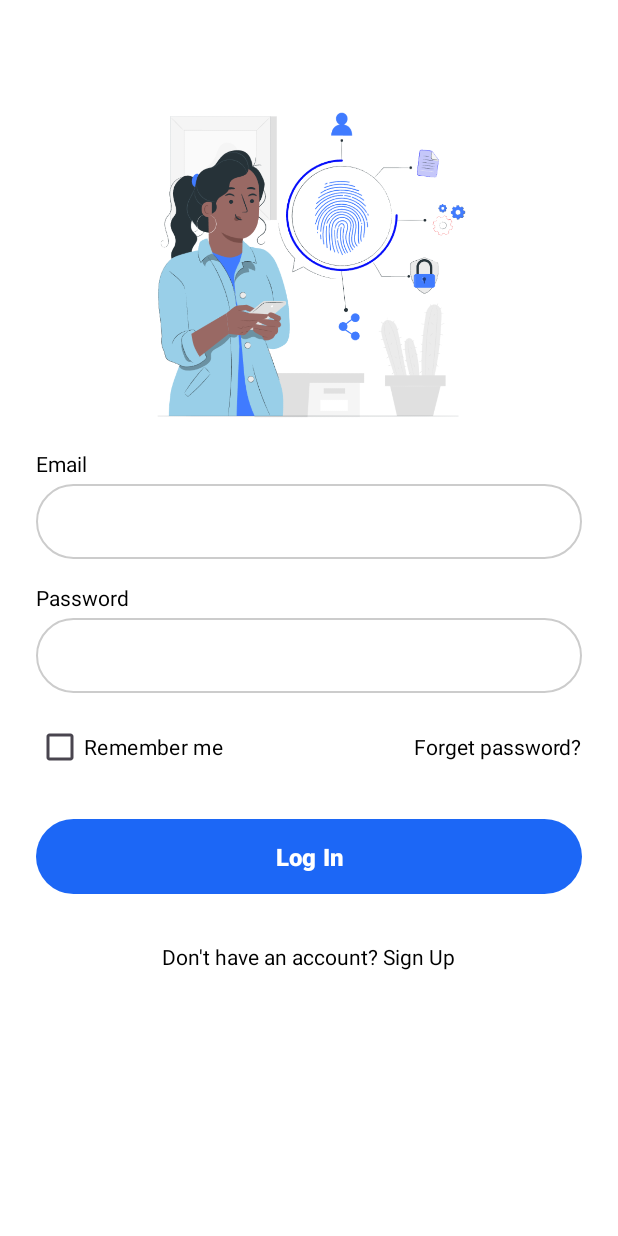
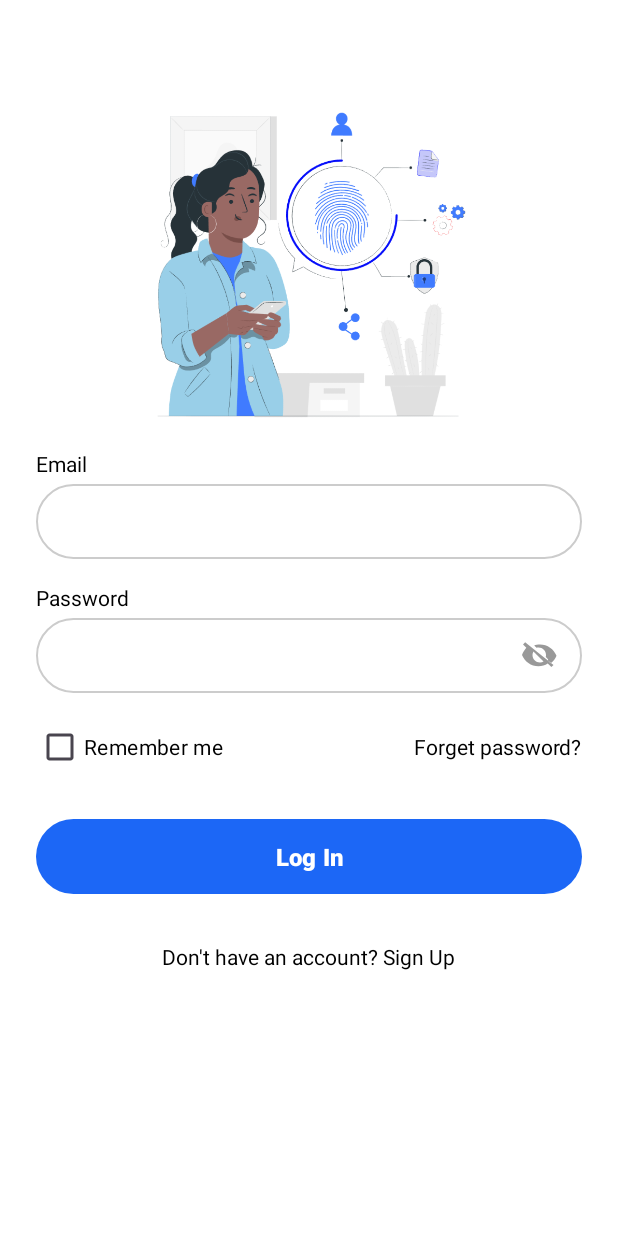
Before and after one commit to jibrankhairy/bithouse-app, an Android app: the screen it shows after launch (LoginActivity), on a phone screen of 412 x 824 dp. Run offline under Robolectric (Android 15) with nearby library versions, the light colour scheme and no system bars; our stand-ins replace Firebase (no records; nobody signed in at launch, a user with empty details on screens opened directly).

Commit message:
feat: implement password visibility toggle with updated icon style and UI tweaks

```diff
--- a/app/src/main/AndroidManifest.xml
+++ b/app/src/main/AndroidManifest.xml
@@ -27,10 +27,9 @@
         <activity android:name=".RegisterActivity" />
         <activity android:name=".MainActivity" />
         <activity android:name=".EditProfile"/>
+        <activity android:name=".SettingsProfile"/>
         <activity android:name=".Notification"/>
         <activity android:name=".Calendar"/>
-
-
     </application>
 
 </manifest>
--- a/app/src/main/java/com/example/bitapp/LoginActivity.kt
+++ b/app/src/main/java/com/example/bitapp/LoginActivity.kt
@@ -2,6 +2,7 @@ package com.example.bitapp
 
 import android.content.Intent
 import android.os.Bundle
+import android.text.InputType
 import android.widget.*
 import androidx.appcompat.app.AppCompatActivity
 import androidx.core.content.ContextCompat
@@ -31,6 +32,23 @@ class LoginActivity : AppCompatActivity() {
         val btnLogin = findViewById<Button>(R.id.btnLogin)
         val tvToRegister = findViewById<TextView>(R.id.tvToRegister)
         val rootView = findViewById<LinearLayout>(R.id.main) // Gunakan root layout sebagai anchor Snackbar
+
+        val ivTogglePassword = findViewById<ImageView>(R.id.ivTogglePassword)
+
+        var isPasswordVisible = false
+
+        ivTogglePassword.setOnClickListener {
+            isPasswordVisible = !isPasswordVisible
+            if (isPasswordVisible) {
+                etPassword.inputType = InputType.TYPE_CLASS_TEXT or InputType.TYPE_TEXT_VARIATION_VISIBLE_PASSWORD
+                ivTogglePassword.setImageResource(R.drawable.ic_eye) // mata terbuka
+            } else {
+                etPassword.inputType = InputType.TYPE_CLASS_TEXT or InputType.TYPE_TEXT_VARIATION_PASSWORD
+                ivTogglePassword.setImageResource(R.drawable.ic_eye_off) // mata tertutup
+            }
+            // agar cursor tetap di akhir teks
+            etPassword.setSelection(etPassword.text.length)
+        }
 
         btnLogin.setOnClickListener {
             val email = etEmail.text.toString()
--- a/app/src/main/java/com/example/bitapp/MainActivity.kt
+++ b/app/src/main/java/com/example/bitapp/MainActivity.kt
@@ -81,7 +81,7 @@ class MainActivity : AppCompatActivity() {
                 val json = """
                     {
                         "uid": "$uid",
-                        "id_karyawan": "$idKaryawan",
+                        "idKaryawan": "$idKaryawan",
                         "firstName": "$firstName",
                         "lastName": "$lastName"
                     }
--- a/app/src/main/java/com/example/bitapp/ProfileFragment.kt
+++ b/app/src/main/java/com/example/bitapp/ProfileFragment.kt
@@ -26,9 +26,15 @@ class ProfileFragment : Fragment() {
         val view = inflater.inflate(R.layout.activity_fragment_profile, container, false)
 
         val cardEditProfile =view.findViewById<CardView>(R.id.editProfile)
+        val cardSettingsProfile =view.findViewById<CardView>(R.id.settingProfile)
+
 
         cardEditProfile.setOnClickListener {
             val intent = Intent(requireContext(), EditProfile::class.java)
+            startActivity(intent)
+        }
+        cardSettingsProfile.setOnClickListener {
+            val intent = Intent(requireContext(), SettingsProfile::class.java)
             startActivity(intent)
         }
 
--- /dev/null
+++ b/app/src/main/res/drawable/ic_eye.xml
@@ -0,0 +1,7 @@
+<vector xmlns:android="http://schemas.android.com/apk/res/android"
+    android:width="24dp" android:height="24dp"
+    android:viewportWidth="24" android:viewportHeight="24">
+    <path
+        android:fillColor="#66000000"
+        android:pathData="M12,4.5C7,4.5 2.73,7.61 1,12c1.73,4.39 6,7.5 11,7.5s9.27,-3.11 11,-7.5c-1.73,-4.39 -6,-7.5 -11,-7.5zM12,17c-2.76,0 -5,-2.24 -5,-5s2.24,-5 5,-5 5,2.24 5,5 -2.24,5 -5,5z"/>
+</vector>
--- /dev/null
+++ b/app/src/main/res/drawable/ic_eye_off.xml
@@ -0,0 +1,7 @@
+<vector xmlns:android="http://schemas.android.com/apk/res/android"
+    android:width="24dp" android:height="24dp"
+    android:viewportWidth="24" android:viewportHeight="24">
+    <path
+        android:fillColor="#66000000"
+        android:pathData="M2.1,3.51L0.69,4.92l2.18,2.18C1.64,8.53 0.6,10.17 0,12c1.73,4.39 6,7.5 11,7.5 2.29,0 4.4,-0.69 6.16,-1.85l2.43,2.43 1.41,-1.41L2.1,3.51zM12,17c-2.76,0 -5,-2.24 -5,-5 0,-0.86 0.23,-1.66 0.63,-2.35l6.72,6.72C13.66,16.77 12.86,17 12,17zM17.37,14.86l-1.52,-1.52c0.1,-0.42 0.15,-0.86 0.15,-1.34 0,-2.76 -2.24,-5 -5,-5 -0.48,0 -0.92,0.05 -1.34,0.15l-1.52,-1.52C9.04,5.25 10.48,5 12,5c5,0 9.27,3.11 11,7.5 -0.79,2 -2.16,3.72 -3.87,5.01l-1.76,-1.65z"/>
+</vector>
--- a/app/src/main/res/layout/activity_login.xml
+++ b/app/src/main/res/layout/activity_login.xml
@@ -48,15 +48,35 @@
             android:textSize="14sp"
             android:layout_marginBottom="4dp" />
 
-        <EditText
-            android:id="@+id/etPassword"
+        <RelativeLayout
             android:layout_width="match_parent"
             android:layout_height="50dp"
-            android:inputType="textPassword"
             android:background="@drawable/input_field_background"
-            android:paddingHorizontal="16dp"
-            android:textColor="@color/black"
-            android:textSize="14sp"/>
+            android:paddingEnd="16dp"
+            android:paddingStart="16dp"
+            android:gravity="center_vertical">
+
+            <EditText
+                android:id="@+id/etPassword"
+                android:layout_width="match_parent"
+                android:layout_height="match_parent"
+                android:layout_alignParentStart="true"
+                android:layout_toStartOf="@+id/ivTogglePassword"
+                android:inputType="textPassword"
+                android:background="@android:color/transparent"
+                android:textColor="@color/black"
+                android:textSize="14sp"/>
+
+            <ImageView
+                android:id="@+id/ivTogglePassword"
+                android:layout_width="24dp"
+                android:layout_height="24dp"
+                android:layout_alignParentEnd="true"
+                android:layout_centerVertical="true"
+                android:src="@drawable/ic_eye_off"
+                android:contentDescription="Toggle Password Visibility"/>
+        </RelativeLayout>
+
 
         <LinearLayout
             android:layout_width="match_parent"
--- a/app/src/main/res/xml/network_security_config.xml
+++ b/app/src/main/res/xml/network_security_config.xml
@@ -7,6 +7,6 @@
 
     <!-- Konfigurasi untuk server Node.js -->
     <domain-config cleartextTrafficPermitted="true">
-        <domain includeSubdomains="true">192.168.1.3</domain>
+        <domain includeSubdomains="true">192.168.1.8</domain>
     </domain-config>
 </network-security-config>
```
Also changed, not shown: app/src/main/java/com/example/bitapp/HomeFragment.kt (+9 -3 lines), app/src/main/java/com/example/bitapp/SettingsProfile.kt (added, +18 -0 lines), app/src/main/res/layout/activity_fragment_profile.xml (+27 -15 lines), app/src/main/res/layout/activity_setting_profile.xml (added, +82 -0 lines).
